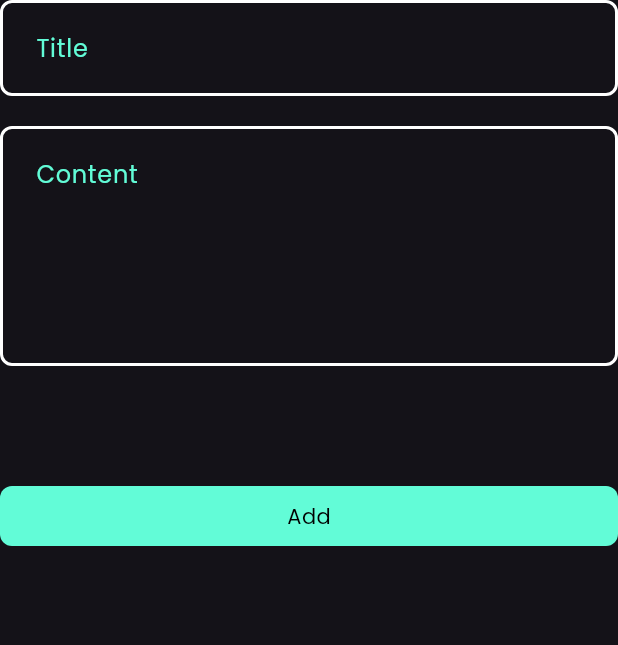
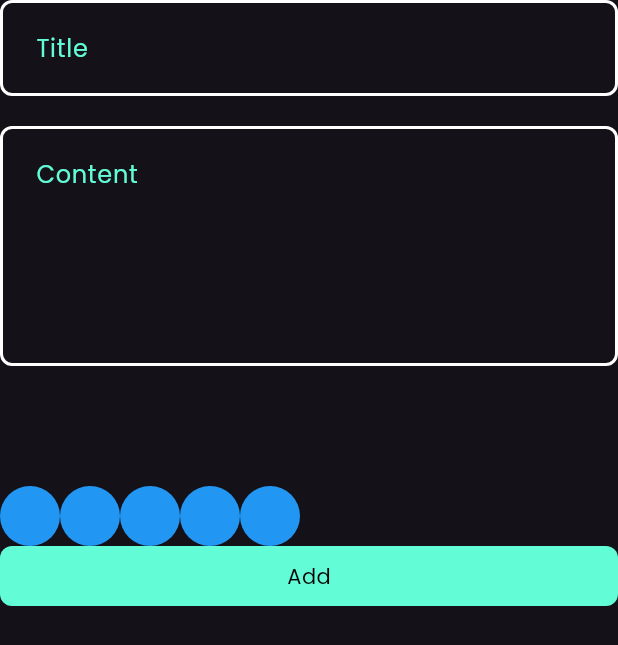
Before and after one commit to ahmed-khaled56/NotesApp, a Flutter app: the AddNoteForm widget shown alone on an empty page, opened directly, on a phone screen of 412 x 824 dp. Shown: the top 645 px of the screen. Run offline on Flutter 3.47's test engine with Material 3 defaults, Android fonts, the phone set to English and light mode, and no system bars; our stand-ins replace flutter_bloc, hive, hive_flutter, modal_progress_hud_nsn; missing offline and left inert: dart:ffi; accounts and stored records are empty.

Commit message:
create color list part 1

```diff
--- a/lib/widgets/Add_Note_form.dart
+++ b/lib/widgets/Add_Note_form.dart
@@ -2,9 +2,12 @@ import 'package:flutter/material.dart';
 import 'package:flutter_bloc/flutter_bloc.dart';
 import 'package:notes_app/cubits/add_notes_cubit/add_notes_cubits.dart';
 import 'package:notes_app/models/note_model.dart';
+import 'package:notes_app/widgets/color_list.dart';
 import 'package:notes_app/widgets/custom_button.dart';
 import 'package:notes_app/widgets/custom_Form_textField.dart';
 import 'package:intl/intl.dart';
+
+String? title, subTitle;
 
 class AddNoteForm extends StatefulWidget {
   const AddNoteForm({super.key});
@@ -17,7 +20,6 @@ class _AddNoteFormState extends State<AddNoteForm> {
   final GlobalKey<FormState> formKey = GlobalKey();
 
   AutovalidateMode autovalidateMode = AutovalidateMode.disabled;
-  String? title, subTitle;
 
   String formatedDte = DateFormat('dd-MM-yyyy').format(DateTime.now());
   @override
@@ -27,22 +29,9 @@ class _AddNoteFormState extends State<AddNoteForm> {
       autovalidateMode: autovalidateMode,
       child: Column(
         children: [
-          textFormField(
-            hintText: 'Title',
-            onSaved: (value) {
-              title = value;
-            },
-            maxLines: 1,
-          ),
-          SizedBox(height: 20),
-          textFormField(
-            hintText: 'Content',
-            onSaved: (value) {
-              subTitle = value;
-            },
-            maxLines: 5,
-          ),
-          SizedBox(height: 80),
+          sheetBody(),
+          ColorList(),
+
           BlocBuilder<NotesAddCubits, AddNotesStates>(
             builder: (context, state) {
               return CustomButton(
@@ -73,3 +62,26 @@ class _AddNoteFormState extends State<AddNoteForm> {
     );
   }
 }
+
+Widget sheetBody() {
+  return Column(
+    children: [
+      textFormField(
+        hintText: 'Title',
+        onSaved: (value) {
+          title = value;
+        },
+        maxLines: 1,
+      ),
+      SizedBox(height: 20),
+      textFormField(
+        hintText: 'Content',
+        onSaved: (value) {
+          subTitle = value;
+        },
+        maxLines: 5,
+      ),
+      SizedBox(height: 80),
+    ],
+  );
+}
--- /dev/null
+++ b/lib/widgets/add_bottom_sheet_body.dart
@@ -0,0 +1 @@
+import 'package:flutter/material.dart';
--- /dev/null
+++ b/lib/widgets/color_list.dart
@@ -0,0 +1,28 @@
+import 'package:flutter/material.dart';
+
+class colorItem extends StatelessWidget {
+  const colorItem({super.key});
+
+  @override
+  Widget build(BuildContext context) {
+    return const CircleAvatar(radius: 20, backgroundColor: Colors.blue);
+  }
+}
+
+class ColorList extends StatelessWidget {
+  ColorList({super.key});
+
+  @override
+  Widget build(BuildContext context) {
+    return SizedBox(
+      height: 40,
+      child: ListView.builder(
+        itemCount: 5,
+        scrollDirection: Axis.horizontal,
+        itemBuilder: (context, index) {
+          return const colorItem();
+        },
+      ),
+    );
+  }
+}
--- a/lib/widgets/noteItem.dart
+++ b/lib/widgets/noteItem.dart
@@ -10,7 +10,7 @@ class Noteitem extends StatelessWidget {
   @override
   Widget build(BuildContext context) {
     return Container(
-      padding: const EdgeInsets.only(top: 24, bottom: 24),
+      padding: const EdgeInsets.only(top: 24, bottom: 18),
       decoration: BoxDecoration(
         borderRadius: BorderRadius.circular(15),
         color: Color(note.color),
```
